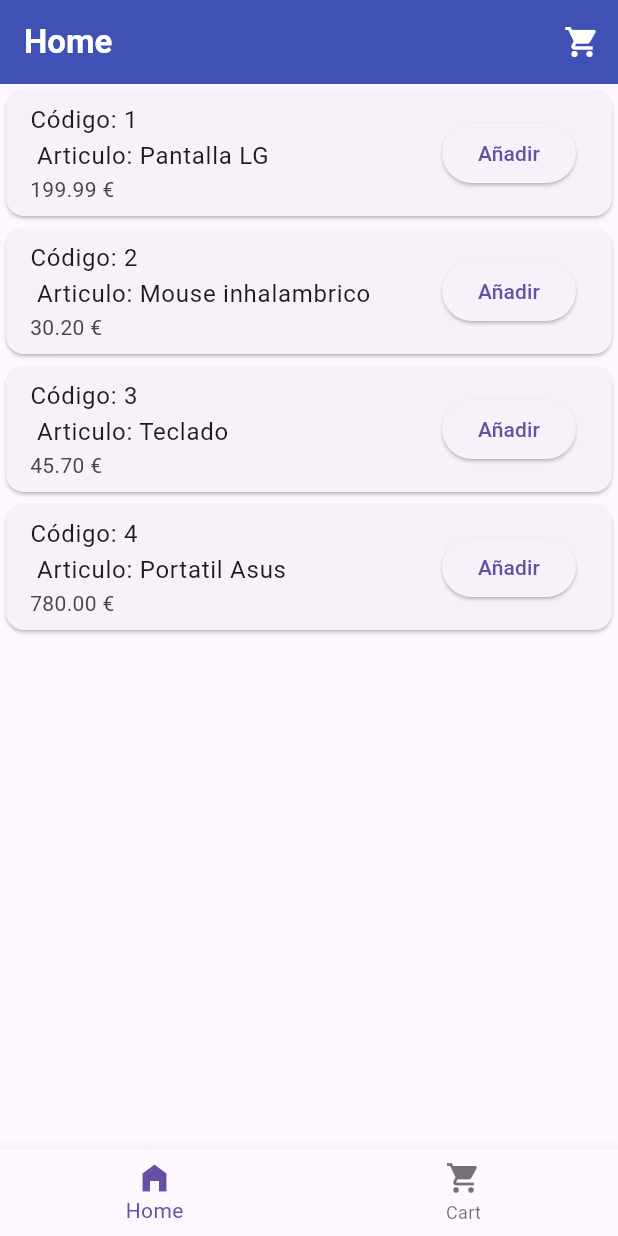
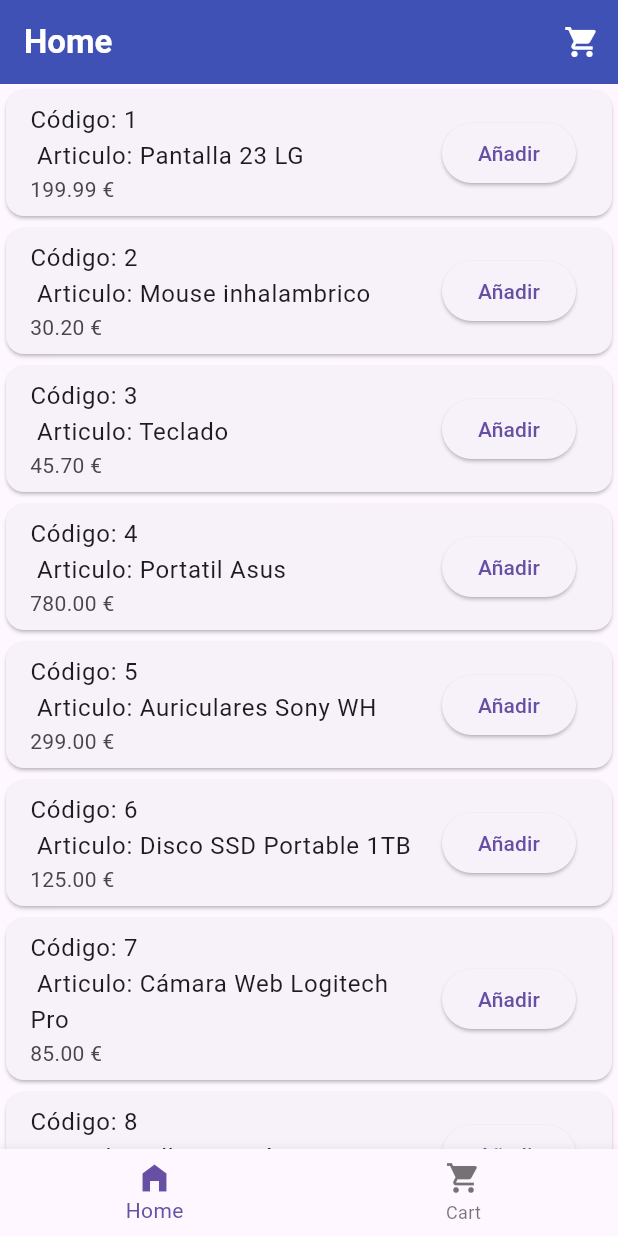
Before and after one commit to Gerardlf/app_navegacion_estado, a Flutter app: the screen it shows after launch, on a phone screen of 412 x 824 dp. Run offline on Flutter 3.47's test engine with Material 3 defaults, Android fonts, the phone set to English and light mode, and no system bars; our stand-ins replace go_router.

```diff
--- a/lib/data/fake_products.dart
+++ b/lib/data/fake_products.dart
@@ -1,8 +1,52 @@
 import 'package:app_navegacion_estado/data/producto.dart';
 
 final List<Producto> products = [
-  Producto("1", "Pantalla LG", 199.99),
-  Producto("2", "Mouse inhalambrico", 30.20),
-  Producto("3", "Teclado", 45.70),
-  Producto("4", "Portatil Asus", 780),
+  Producto(
+    "1",
+    "Pantalla 23 LG",
+    199.99,
+    "Monitor LG de 23 pulgadas con resolución Full HD, diseñado para ofrecer colores vibrantes y una nitidez excepcional. Su diseño elegante y bordes delgados lo convierten en la opción ideal tanto para productividad como para entretenimiento.",
+  ),
+  Producto(
+    "2",
+    "Mouse inhalambrico",
+    30.20,
+    "Mouse inalámbrico de alta precisión con diseño ergonómico, ideal para quienes buscan control total y libertad de movimiento. Compatible con múltiples dispositivos, ofrece una batería de larga duración y un sensor óptico avanzado para superficies difíciles.",
+  ),
+  Producto(
+    "3",
+    "Teclado",
+    45.70,
+    "Teclado mecánico con retroiluminación RGB que combina una estética moderna con una experiencia de escritura táctil superior. Diseñado para ofrecer comodidad y resistencia, es la herramienta perfecta para darle un toque de color y eficiencia a tu escritorio.",
+  ),
+  Producto(
+    "4",
+    "Portatil Asus",
+    780,
+    "Portátil ASUS con procesador Intel i7 y memoria RAM de 16GB, Experimenta una navegación ultrarrápida y un encendido instantáneo; una herramienta de alta gama pensada para llevar tu productividad al siguiente nivel.",
+  ),
+  Producto(
+    "5",
+    "Auriculares Sony WH",
+    299,
+    "Auriculares inalámbricos con cancelación de ruido líder en la industria y sonido de alta resolución. Su diseño ergonómico y batería de hasta 30 horas los hacen perfectos para viajes largos y concentración absoluta.",
+  ),
+  Producto(
+    "6",
+    "Disco SSD Portable 1TB",
+    125,
+    "Unidad de estado sólido externa con velocidades de transferencia ultrarrápidas y diseño resistente a golpes. La solución ideal para respaldar archivos pesados y llevar tu biblioteca digital de forma segura a cualquier lugar.",
+  ),
+  Producto(
+    "7",
+    "Cámara Web Logitech Pro",
+    85,
+    "Cámara web Full HD con corrección de luz automática y micrófonos estéreos integrados. Ofrece una claridad de imagen profesional para tus videollamadas y transmisiones en vivo, incluso en entornos con poca iluminación.",
+  ),
+  Producto(
+    "8",
+    "Silla Ergonómica Pro",
+    210,
+    "Silla de oficina de alto rendimiento con soporte lumbar ajustable y malla transpirable. Diseñada para promover una postura saludable, ofreciendo máximo confort durante largas jornadas de trabajo o estudio.",
+  ),
 ];
--- a/lib/data/producto.dart
+++ b/lib/data/producto.dart
@@ -2,6 +2,7 @@ class Producto {
   final String id;
   final String nombre;
   final double precio;
+  final String descripcion;
 
-  const Producto(this.id, this.nombre, this.precio);
+  Producto(this.id, this.nombre, this.precio, this.descripcion);
 }
```
Also changed, not shown: lib/screens/detail/detail.dart (+66 -2 lines).
